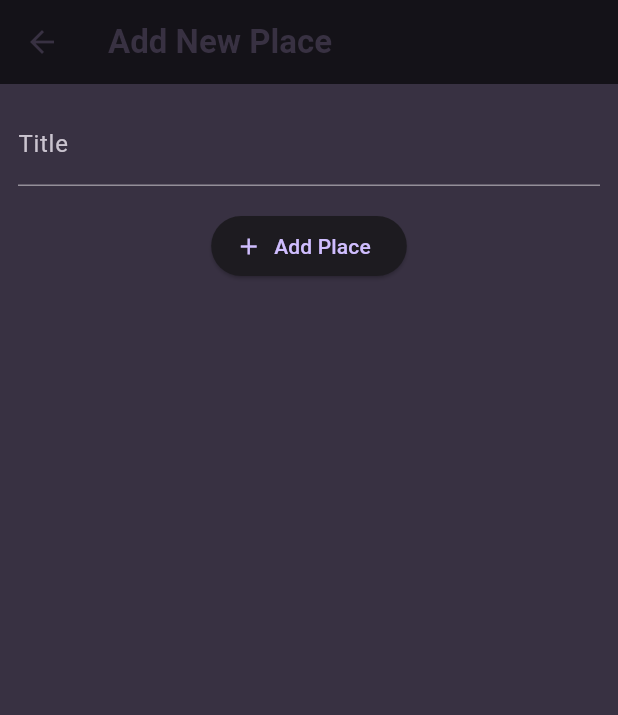
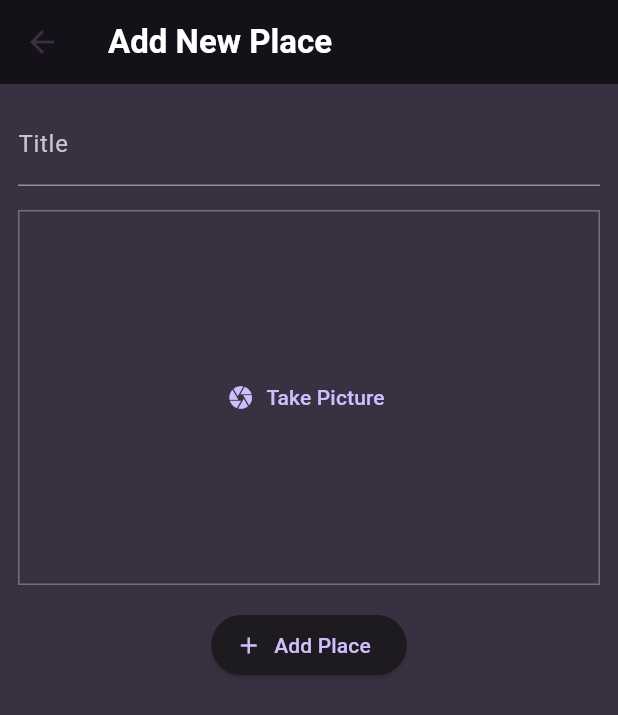
Before and after one commit to iv-kovatchev/flutter-course, a Flutter app: the screen it shows after launch, after a tap on the "add" icon, on a phone screen of 412 x 824 dp. Shown: the top 715 px of the screen. Run offline on Flutter 3.47's test engine with Material 3 defaults, Android fonts, the phone set to English and light mode, and no system bars; our stand-ins replace flutter_riverpod, google_fonts, image_picker, transparent_image; missing offline and left inert: dart:ffi.

Commit message:
create new image_input widget and add option to create pictures with camera

```diff
--- a/favorite_places/lib/models/place.dart
+++ b/favorite_places/lib/models/place.dart
@@ -1,3 +1,5 @@
+import 'dart:io';
+
 import 'package:uuid/uuid.dart';
 
 const uuid = Uuid();
@@ -5,6 +7,7 @@ const uuid = Uuid();
 class Place {
   final String id;
   final String title;
+  final File image;
 
-  Place(this.title) : id = uuid.v4();
+  Place(this.title, this.image) : id = uuid.v4();
 }
--- a/favorite_places/lib/providers/user_places.dart
+++ b/favorite_places/lib/providers/user_places.dart
@@ -1,11 +1,13 @@
+import 'dart:io';
+
 import 'package:favorite_places/models/place.dart';
 import 'package:flutter_riverpod/flutter_riverpod.dart';
 
 class UserPlacesNotifier extends StateNotifier<List<Place>> {
   UserPlacesNotifier() : super(const []);
 
-  void addPlace(String title) {
-    final newPlace = Place(title);
+  void addPlace(String title, File file) {
+    final newPlace = Place(title, file);
 
     state = [newPlace, ...state];
   }
--- a/favorite_places/lib/screens/add_place.dart
+++ b/favorite_places/lib/screens/add_place.dart
@@ -1,4 +1,7 @@
+import 'dart:io';
+
 import 'package:favorite_places/providers/user_places.dart';
+import 'package:favorite_places/widgets/image_input.dart';
 import 'package:flutter/material.dart';
 import 'package:flutter_riverpod/flutter_riverpod.dart';
 
@@ -13,6 +16,7 @@ class AddPlaceScreen extends ConsumerStatefulWidget {
 
 class _AddPlaceScreenState extends ConsumerState<AddPlaceScreen> {
   final _titleController = TextEditingController();
+  File? _selectedImage;
 
   @override
   void dispose() {
@@ -24,11 +28,11 @@ class _AddPlaceScreenState extends ConsumerState<AddPlaceScreen> {
   void _savePlace() {
     final enteredTitle = _titleController.text;
 
-    if(enteredTitle.isEmpty) {
+    if (enteredTitle.isEmpty || _selectedImage == null) {
       return;
     }
 
-    ref.read(userPlacesProvider.notifier).addPlace(enteredTitle);
+    ref.read(userPlacesProvider.notifier).addPlace(enteredTitle, _selectedImage!);
     Navigator.of(context).pop();
   }
 
@@ -36,7 +40,12 @@ class _AddPlaceScreenState extends ConsumerState<AddPlaceScreen> {
   Widget build(BuildContext context) {
     return Scaffold(
       appBar: AppBar(
-        title: const Text('Add New Place'),
+        title: Text(
+          'Add New Place',
+          style: Theme.of(context).textTheme.titleLarge!.copyWith(
+                color: Theme.of(context).colorScheme.onPrimary,
+              ),
+        ),
       ),
       body: SingleChildScrollView(
         padding: const EdgeInsets.all(12),
@@ -54,6 +63,14 @@ class _AddPlaceScreenState extends ConsumerState<AddPlaceScreen> {
             const SizedBox(
               height: 16,
             ),
+            ImageInput(
+              (image) {
+                _selectedImage = image;
+              },
+            ),
+            const SizedBox(
+              height: 16,
+            ),
             ElevatedButton.icon(
               icon: const Icon(Icons.add),
               onPressed: _savePlace,
--- a/favorite_places/lib/screens/places.dart
+++ b/favorite_places/lib/screens/places.dart
@@ -35,8 +35,11 @@ class PlacesScreen extends ConsumerWidget {
           )
         ],
       ),
-      body: PlacesList(
-        userPlaces,
+      body: Padding(
+        padding: const EdgeInsets.all(16),
+        child: PlacesList(
+          userPlaces,
+        ),
       ),
     );
   }
--- /dev/null
+++ b/favorite_places/lib/widgets/image_input.dart
@@ -0,0 +1,71 @@
+import 'dart:io';
+
+import 'package:flutter/material.dart';
+import 'package:image_picker/image_picker.dart';
+
+class ImageInput extends StatefulWidget {
+  final void Function(File image) onPickImage;
+
+  const ImageInput(this.onPickImage, {super.key});
+
+  @override
+  State<ImageInput> createState() {
+    return _ImageInput();
+  }
+}
+
+class _ImageInput extends State<ImageInput> {
+  File? _selectedImage;
+
+  void _takePicture() async {
+    final imagePicker = ImagePicker();
+    final pickedImage = await imagePicker.pickImage(
+      source: ImageSource.camera,
+      maxWidth: 600,
+    );
+
+    if (pickedImage == null) {
+      return;
+    }
+
+    setState(() {
+      _selectedImage = File(pickedImage.path);
+    });
+
+    widget.onPickImage(_selectedImage!);
+  }
+
+  @override
+  Widget build(BuildContext context) {
+    Widget content = TextButton.icon(
+      onPressed: _takePicture,
+      label: const Text('Take Picture'),
+      icon: const Icon(Icons.camera),
+    );
+
+    if (_selectedImage != null) {
+      content = GestureDetector(
+        onTap: _takePicture,
+        child: Image.file(
+          _selectedImage!,
+          fit: BoxFit.cover,
+          width: double.infinity,
+          height: double.infinity,
+        ),
+      );
+    }
+
+    return Container(
+      decoration: BoxDecoration(
+        border: Border.all(
+          width: 1,
+          color: Theme.of(context).colorScheme.onPrimary.withOpacity(0.3),
+        ),
+      ),
+      height: 250,
+      width: double.infinity,
+      alignment: Alignment.center,
+      child: content,
+    );
+  }
+}
--- a/favorite_places/pubspec.yaml
+++ b/favorite_places/pubspec.yaml
@@ -38,6 +38,7 @@ dependencies:
   google_fonts: ^6.2.1
   uuid: ^4.5.1
   flutter_riverpod: ^2.6.1
+  image_picker: ^1.1.2
 
 dev_dependencies:
   flutter_test:
```
Also changed, not shown: favorite_places/lib/screens/places_detail.dart (+32 -0 lines), favorite_places/lib/widgets/places_list.dart (+12 -2 lines), favorite_places/pubspec.lock, 6 other files.
